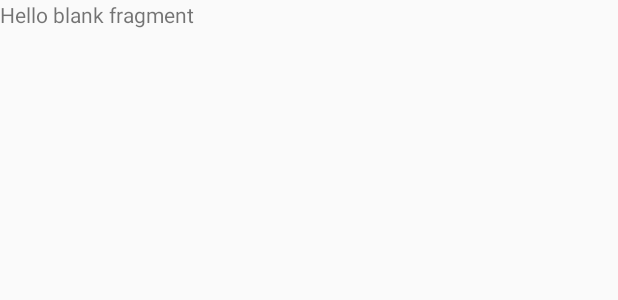
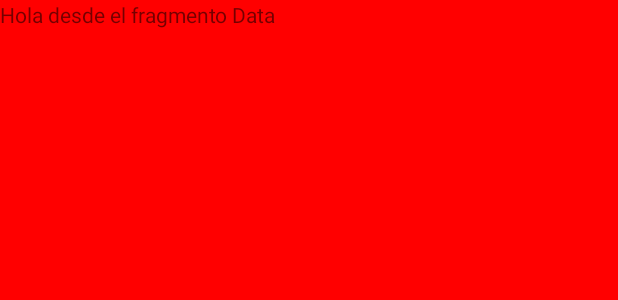
Before and after one commit to pablo384/EjemploFragmentosKotlin, an Android app: the layout fragment_data.xml on its own in the app's theme, with its tools: preview values and no code run, on a phone screen of 412 x 824 dp. Shown: the top 300 px of the screen. Run offline under Robolectric (Android 15) with nearby library versions, the phone set to English and light mode, and no system bars.

Commit message:
Probamdo fragments

```diff
--- a/app/src/main/res/layout/activity_main.xml
+++ b/app/src/main/res/layout/activity_main.xml
@@ -6,14 +6,18 @@
     android:layout_height="match_parent"
     android:orientation="vertical"
     tools:context=".Activities.MainActivity">
+
     <fragment
         android:id="@+id/dataFragment"
+        android:name="com.pablo384.practicandofragmentos.Fragments.DataFragment"
         android:layout_width="match_parent"
         android:layout_height="0dp"
         android:layout_weight="50"
         tools:layout="@layout/fragment_data" />
+
     <fragment
         android:id="@+id/detailsFragment"
+        android:name="com.pablo384.practicandofragmentos.Fragments.DetailsFragment"
         android:layout_width="match_parent"
         android:layout_height="0dp"
         android:layout_weight="50"
--- a/app/src/main/res/layout/fragment_data.xml
+++ b/app/src/main/res/layout/fragment_data.xml
@@ -2,12 +2,13 @@
     xmlns:tools="http://schemas.android.com/tools"
     android:layout_width="match_parent"
     android:layout_height="match_parent"
+    android:background="#F00"
     tools:context="com.pablo384.practicandofragmentos.Fragments.DataFragment">
 
     <!-- TODO: Update blank fragment layout -->
     <TextView
         android:layout_width="match_parent"
         android:layout_height="match_parent"
-        android:text="@string/hello_blank_fragment" />
+        android:text="Hola desde el fragmento Data" />
 
 </FrameLayout>
--- a/app/src/main/res/layout/fragment_details.xml
+++ b/app/src/main/res/layout/fragment_details.xml
@@ -2,12 +2,13 @@
     xmlns:tools="http://schemas.android.com/tools"
     android:layout_width="match_parent"
     android:layout_height="match_parent"
+    android:background="@color/colorPrimary"
     tools:context="com.pablo384.practicandofragmentos.Fragments.DetailsFragment">
 
     <!-- TODO: Update blank fragment layout -->
     <TextView
         android:layout_width="match_parent"
         android:layout_height="match_parent"
-        android:text="@string/hello_blank_fragment" />
+        android:text="Hola desde el fragmento Details" />
 
 </FrameLayout>
```
